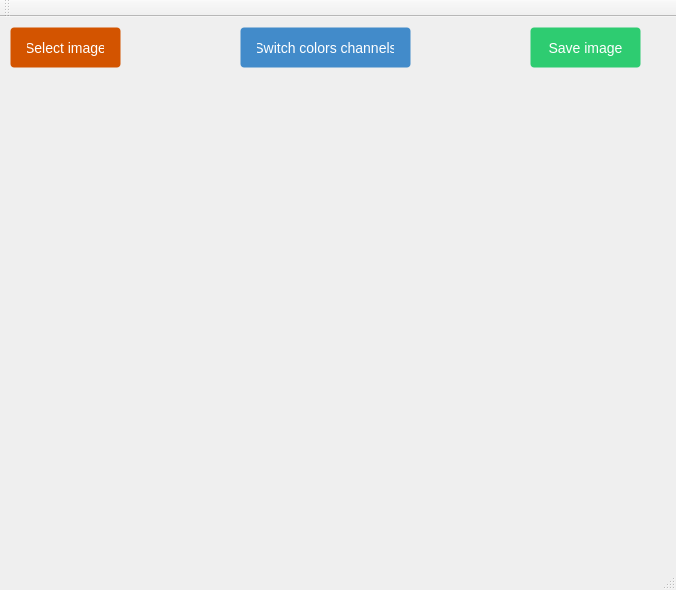
Above: SwitchColors/mainwindow.ui from BuicuFlorian/computer-vision-projects before the change. Below: the same form after it.
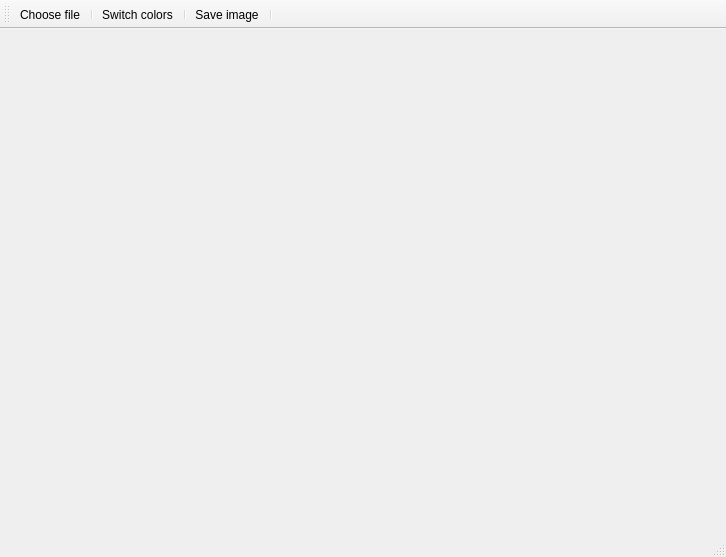
That is the form after the change. Icons and pictures are not drawn.

What changed in the file:
```diff
--- a/SwitchColors/mainwindow.ui
+++ b/SwitchColors/mainwindow.ui
@@ -6,105 +6,30 @@
    <rect>
     <x>0</x>
     <y>0</y>
-    <width>676</width>
-    <height>590</height>
+    <width>726</width>
+    <height>557</height>
    </rect>
   </property>
   <property name="windowTitle">
    <string>MainWindow</string>
   </property>
   <widget class="QWidget" name="centralWidget">
-   <widget class="QPushButton" name="selectImageBtn">
-    <property name="geometry">
-     <rect>
-      <x>10</x>
-      <y>10</y>
-      <width>111</width>
-      <height>41</height>
-     </rect>
-    </property>
-    <property name="styleSheet">
-     <string notr="true">color: #fff;
-background-color: #d35400;
-border-color: #357ebd;
-font-size: 14px;
-font-weight: normal;
-border-radius: 4px;
-text-align: center;
-vertical-align: middle;
-border: 1px solid transparent;
-padding: 10px 16px;</string>
-    </property>
-    <property name="text">
-     <string>Select image</string>
-    </property>
-   </widget>
    <widget class="QLabel" name="label">
     <property name="geometry">
      <rect>
       <x>10</x>
-      <y>80</y>
-      <width>631</width>
-      <height>421</height>
+      <y>10</y>
+      <width>701</width>
+      <height>461</height>
      </rect>
     </property>
     <property name="styleSheet">
-     <string notr="true">border-radius: 7px;</string>
+     <string notr="true"/>
     </property>
     <property name="text">
      <string/>
     </property>
    </widget>
-   <widget class="QPushButton" name="switchChannelsBtn">
-    <property name="geometry">
-     <rect>
-      <x>240</x>
-      <y>10</y>
-      <width>171</width>
-      <height>41</height>
-     </rect>
-    </property>
-    <property name="styleSheet">
-     <string notr="true">color: #fff;
-background-color: #428bca;
-border-color: #357ebd;
-font-size: 14px;
-font-weight: normal;
-border-radius: 4px;
-text-align: center;
-vertical-align: middle;
-border: 1px solid transparent;
-padding: 10px 16px;</string>
-    </property>
-    <property name="text">
-     <string>Switch colors channels</string>
-    </property>
-   </widget>
-   <widget class="QPushButton" name="saveImageBtn">
-    <property name="geometry">
-     <rect>
-      <x>530</x>
-      <y>10</y>
-      <width>111</width>
-      <height>41</height>
-     </rect>
-    </property>
-    <property name="styleSheet">
-     <string notr="true">color: #fff;
-background-color: #2ecc71;
-border-color: #357ebd;
-font-size: 14px;
-font-weight: normal;
-border-radius: 4px;
-text-align: center;
-vertical-align: middle;
-border: 1px solid transparent;
-padding: 10px 16px;</string>
-    </property>
-    <property name="text">
-     <string>Save image</string>
-    </property>
-   </widget>
   </widget>
   <widget class="QMenuBar" name="menuBar">
    <property name="geometry">
@@ -123,8 +48,50 @@
    <attribute name="toolBarBreak">
     <bool>false</bool>
    </attribute>
+   <addaction name="selectImageBtn"/>
+   <addaction name="separator"/>
+   <addaction name="switchChannelsBtn"/>
+   <addaction name="separator"/>
+   <addaction name="saveImageBtn"/>
+   <addaction name="separator"/>
   </widget>
   <widget class="QStatusBar" name="statusBar"/>
+  <action name="selectImageBtn">
+   <property name="icon">
+    <iconset resource="resources.qrc">
+     <normaloff>:/images/icons/dir.png</normaloff>:/images/icons/dir.png</iconset>
+   </property>
+   <property name="text">
+    <string>Choose file</string>
+   </property>
+   <property name="toolTip">
+    <string>Choose file</string>
+   </property>
+  </action>
+  <action name="switchChannelsBtn">
+   <property name="icon">
+    <iconset resource="resources.qrc">
+     <normaloff>:/images/icons/colors.png</normaloff>:/images/icons/colors.png</iconset>
+   </property>
+   <property name="text">
+    <string>Switch colors</string>
+   </property>
+   <property name="toolTip">
+    <string>Switch colors</string>
+   </property>
+  </action>
+  <action name="saveImageBtn">
+   <property name="icon">
+    <iconset resource="resources.qrc">
+     <normaloff>:/images/icons/save.png</normaloff>:/images/icons/save.png</iconset>
+   </property>
+   <property name="text">
+    <string>Save image</string>
+   </property>
+   <property name="toolTip">
+    <string>Save image</string>
+   </property>
+  </action>
  </widget>
  <layoutdefault spacing="6" margin="11"/>
  <resources/>
```
Left out of the diff: 6 changed lines with no effect on the pictures.
